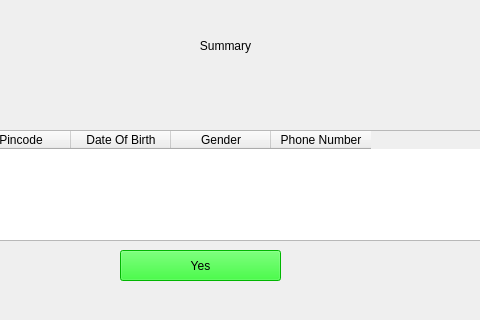
Qt form Project_Source_Code/Summary_Screen.ui (Haleshot/Flight_Booking_System) before a commit; both pictures show x 350 to 830 and y 0 to 320 of the 1201 by 801 pixel window.
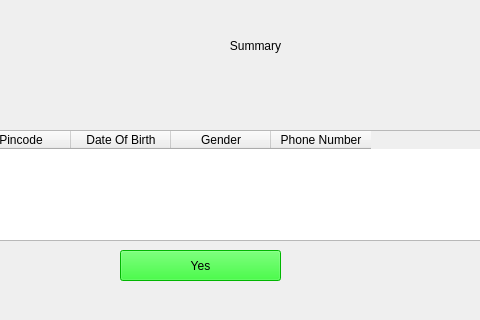
The same form after that commit.

What changed in the file:
```diff
--- a/Project_Source_Code/Summary_Screen.ui
+++ b/Project_Source_Code/Summary_Screen.ui
@@ -16,7 +16,7 @@
   <widget class="QLabel" name="HeaderLabel">
    <property name="geometry">
     <rect>
-     <x>440</x>
+     <x>470</x>
      <y>10</y>
      <width>271</width>
      <height>71</height>
```
